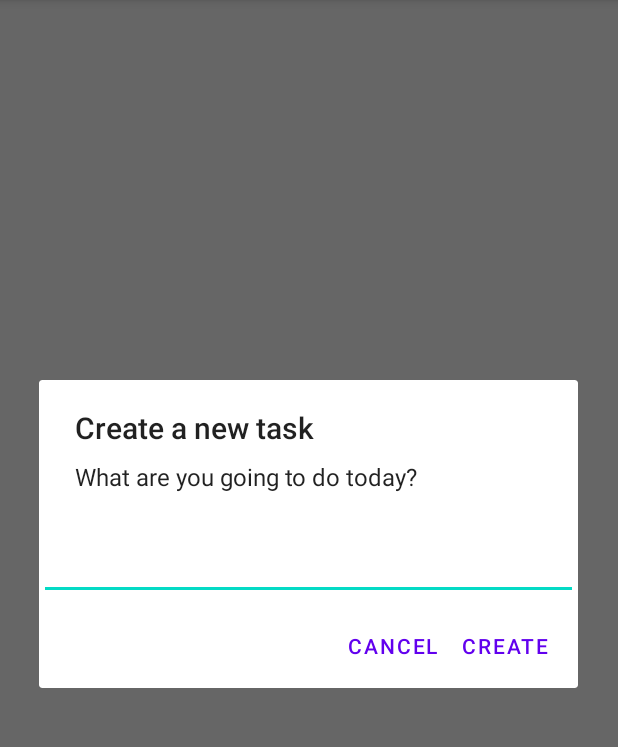
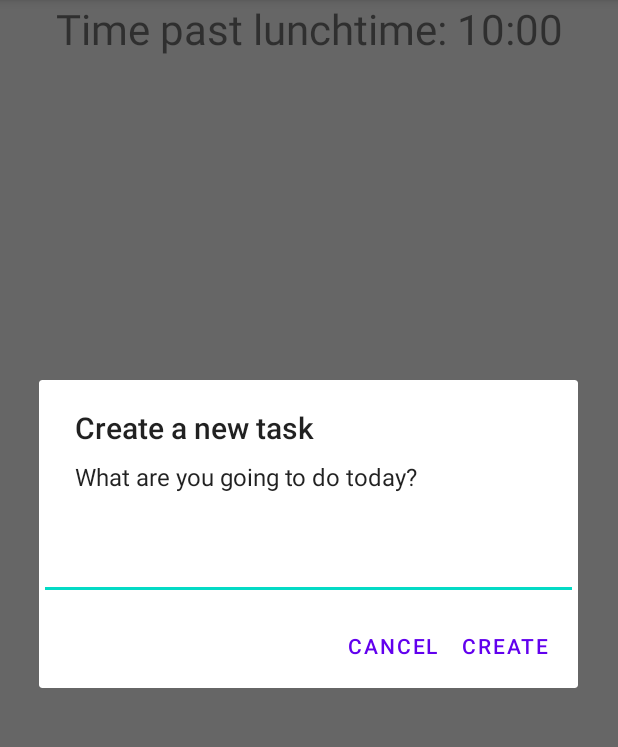
Before and after one commit to JoaoPito/BeforeLunchtime, an Android app: the screen it shows after launch (MainActivity), after a tap on "Add Task", on a phone screen of 412 x 824 dp, the part 84-831 px from its top. Run offline under Robolectric (Android 15) with nearby library versions, the phone set to English and light mode, and no system bars.

Commit message:
Added the timer

```diff
--- a/app/src/main/java/com/joaopito/beforelunchtime/MainActivity.java
+++ b/app/src/main/java/com/joaopito/beforelunchtime/MainActivity.java
@@ -10,7 +10,6 @@ import android.content.DialogInterface;
 import android.database.Cursor;
 import android.database.sqlite.SQLiteDatabase;
 import android.os.Bundle;
-import android.util.Log;
 import android.view.LayoutInflater;
 import android.view.Menu;
 import android.view.MenuItem;
@@ -33,6 +32,8 @@ import static java.lang.Integer.parseInt;
 public class MainActivity extends AppCompatActivity {
 
     //TODO:Functionality - The user needs to be able to set a timer for the lunchtime and a notification must appear
+    //TODO:Functionality - Create a settings menu to configure stuff as timer, etc
+    //TODO:Functionality - Notification for the timer and the tasks (Maybe a permanent notification for when the timer is running)
     //TODO:Functionality - Edit the tasks already created
     //TODO:Functionality - readjusting the order of tasks in the list
     //TODO:Maybe create an activity for adding new tasks, and for adding more info about the task
@@ -46,6 +47,12 @@ public class MainActivity extends AppCompatActivity {
     private ListView mTaskListView;
     private CheckboxAdapter taskAdapter;
 
+    //Timer
+    private TimerHelper lunchTimer;
+    private static final int timerUpdateInterval = 1000;//1 second
+
+    private TextView timerTextView;
+
     @Override
     protected void onCreate(Bundle savedInstanceState) {
         super.onCreate(savedInstanceState);
@@ -54,7 +61,45 @@ public class MainActivity extends AppCompatActivity {
         mHelper = new TaskDbHelper(this);
         mTaskListView = (ListView) findViewById(R.id.list_todo);
 
-        UpdateUI();
+        lunchTimer = new TimerHelper();
+        timerTextView = (TextView)findViewById(R.id.timer_display);
+
+        //This is for updating the Timer once per minute
+        Thread thread = new Thread() {
+            @Override
+            public void run() {
+                try {
+                    while (!isInterrupted()) {
+                        Thread.sleep(timerUpdateInterval);
+                        runOnUiThread(new Runnable() {
+                            @Override
+                            public void run() {
+                                lunchTimer.Update();
+                                UpdateUI();
+                            }
+                        });
+                    }
+                } catch (InterruptedException e) {
+                }
+            }
+        };
+
+        UpdateTaskList();
+        thread.start();
+    }
+
+    private void UpdateUI(){
+        UpdateTaskList();
+
+        String text;
+
+        if(!lunchTimer.PastLunchTime()){
+            text = lunchTimer.GetRemainingString() + " " + getString(R.string.timer_text);
+        }else{
+            text = getString(R.string.timer_nextTime) + " " + lunchTimer.GetRemainingString();
+        }
+
+        timerTextView.setText(text);
     }
 
     //Creates the main_menu.xml menu in the activity
@@ -86,7 +131,7 @@ public class MainActivity extends AppCompatActivity {
                                 String task = String.valueOf(taskEditText.getText());
 
                                 createTask(false,task);
-                                UpdateUI();
+                                UpdateTaskList();
                             }
                         })
                         //Cancela a acao
@@ -134,7 +179,7 @@ public class MainActivity extends AppCompatActivity {
         }
     }
 
-    private void UpdateUI(){
+    private void UpdateTaskList(){
         //TODO: Find a way to find tasks using the ID
         ArrayList<String> taskList = new ArrayList<>();
         ArrayList<Boolean> doneList = new ArrayList<>();
@@ -223,7 +268,7 @@ public class MainActivity extends AppCompatActivity {
         deleteTask(task);
         createTask(done,task);
 
-        UpdateUI();
+        UpdateTaskList();
     }
 
     //Function for the delete button
@@ -231,7 +276,7 @@ public class MainActivity extends AppCompatActivity {
         String task = getTextfromUI(view); //find the task by its text
         deleteTask(task);
 
-        UpdateUI();
+        UpdateTaskList();
     }
 
     public void deleteTask(String task){
--- /dev/null
+++ b/app/src/main/java/com/joaopito/beforelunchtime/TimerHelper.java
@@ -0,0 +1,91 @@
+package com.joaopito.beforelunchtime;
+
+import android.app.Activity;
+import android.content.Context;
+import android.content.SharedPreferences;
+import android.util.Log;
+
+import java.text.SimpleDateFormat;
+import java.time.LocalTime;
+import java.time.temporal.Temporal;
+import java.time.temporal.TemporalAmount;
+import java.time.temporal.TemporalUnit;
+import java.util.Date;
+import java.util.Calendar;
+import java.util.List;
+import java.util.Locale;
+
+public class TimerHelper {
+
+    private static final String TAG = "MainActivity";
+    private static final int defaultHour = 12;
+    private static final int defaultMin = 30;
+
+    Calendar lunchTime;
+    int remainingTime;
+
+    String lunchTimePrefKey = "LunchTime";
+
+    public TimerHelper(){
+        StartTimer();
+    }
+
+    void StartTimer(){
+        Log.d(TAG,"Start");
+        lunchTime = LoadLunchTime();
+
+        Update();
+    }
+
+    public void Update(){
+        int remainingHours = lunchTime.get(Calendar.HOUR) - Calendar.getInstance().get(Calendar.HOUR);
+        remainingTime = (lunchTime.get(Calendar.MINUTE) - Calendar.getInstance().get(Calendar.MINUTE)) + (remainingHours*60);
+    }
+
+    public void ChangeLunchTime(int hour, int minute){
+        Calendar newTime = Calendar.getInstance();
+        newTime.set(Calendar.HOUR, hour);
+        newTime.set(Calendar.MINUTE, minute);
+
+        ChangeLunchTime(newTime);
+    }
+
+    public void ChangeLunchTime(Calendar newValue){
+
+        /*int hours = newValue.get();
+
+        Context context = getActivity();
+        SharedPreferences prefs = context.getPreferences(Activity.MODE_PRIVATE);
+        SharedPreferences.Editor editor = prefs.edit();
+        editor.putInt(lunchTimePrefKey, newValue);
+        editor.commit();*/
+
+        lunchTime = newValue;
+    }
+
+    public Calendar LoadLunchTime(){
+        //Placeholder
+        Calendar time = Calendar.getInstance();
+        time.set(Calendar.HOUR, defaultHour);
+        time.set(Calendar.MINUTE, defaultMin);
+        time.set(Calendar.SECOND, 0);
+
+        return time;
+    }
+
+    public boolean PastLunchTime(){
+        return (remainingTime<=0);
+    }
+
+    public int GetRemainingHours(){
+        return Math.abs(Math.round(remainingTime/60));
+    }
+
+    public int GetRemainingMin(){
+        return Math.abs(Math.round(remainingTime%60));
+    }
+
+    public String GetRemainingString(){
+        return String.format(Locale.getDefault(),"%02d:%02d", GetRemainingHours(), GetRemainingMin());
+    }
+}
--- a/app/src/main/res/layout/activity_main.xml
+++ b/app/src/main/res/layout/activity_main.xml
@@ -10,10 +10,7 @@
         android:id="@+id/timer_display"
 
         android:layout_width="wrap_content"
-        android:layout_height="wrap_content"
-        android:layout_alignParentEnd="true"
-        android:layout_alignParentRight="true"
-
+        android:layout_height="40dp"
 
         android:layout_marginStart="8dp"
         android:layout_marginLeft="8dp"
@@ -21,22 +18,22 @@
         android:layout_marginRight="8dp"
 
         android:text=""
-        android:textSize="32sp"
-        android:visibility="invisible"
+        android:textSize="28sp"
+
         app:layout_constraintEnd_toEndOf="parent"
         app:layout_constraintStart_toStartOf="parent"
         app:layout_constraintTop_toTopOf="parent"
-        tools:ignore="MissingConstraints"
-        tools:visibility="invisible" />
+        tools:ignore="MissingConstraints" />
 
     <ListView
         android:id="@+id/list_todo"
-        android:layout_width="fill_parent"
+        android:layout_width="match_parent"
         android:layout_height="match_parent"
 
-        app:layout_constraintBottom_toBottomOf="parent"
+        android:layout_marginTop="32dp"
+        app:layout_constraintHorizontal_bias="0.51"
         app:layout_constraintLeft_toLeftOf="parent"
         app:layout_constraintRight_toRightOf="parent"
-        app:layout_constraintTop_toTopOf="parent" />
+        app:layout_constraintTop_toBottomOf="@+id/timer_display" />
 
 </androidx.constraintlayout.widget.ConstraintLayout>
--- a/app/src/main/res/values/strings.xml
+++ b/app/src/main/res/values/strings.xml
@@ -8,5 +8,8 @@
 
     <string name="Default_Cancel">Cancel</string>
     <string name="Default_Create">Create</string>
-    <string name="timer_placeholder">00:00 To Lunchtime</string>
+
+    <string name="timer_text">until lunchtime</string>
+    <string name="timer_pastTime">Lunchtime is over :(</string>
+    <string name="timer_nextTime">Time past lunchtime: </string>
 </resources>
```
